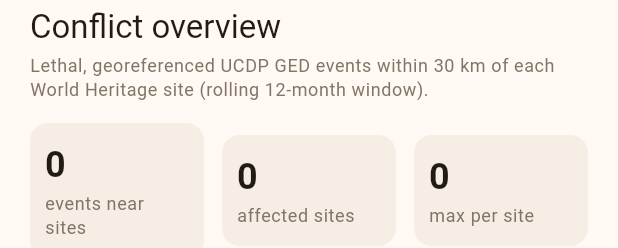
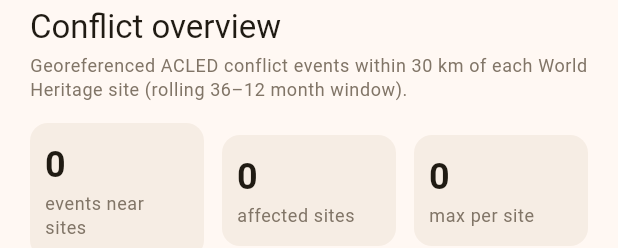
Before and after one commit to sebastianmry/heritage-at-risk, a Flutter app: the ConflictOverviewSheet widget shown alone on an empty page, opened directly with empty values, on a phone screen of 412 x 824 dp. Shown: the top 248 px of the screen. Run offline on Flutter 3.47's test engine with Material 3 defaults, Android fonts, the phone set to English and light mode, and no system bars; our stand-ins replace flutter_riverpod, geolocator; missing offline and left inert: maplibre_gl.

Commit message:
Konflikt-Quelle auf ACLED umstellen, Events jahrweise einfaerben
Pipeline (Python):
- ingest_acled.py: Felder um sub_event_type, civilian_targeting,
  geo_precision, location, admin1, notes, source erweitert
- process.py/export.py/export_events.py von UCDP GED auf ACLED umgestellt
- export_events.py: schlanke Properties (year/sub_event_type/deaths/
  civilian_targeting), Koordinaten gerundet -> Asset 22MB auf 8MB

App (Dart):
- Konflikt-Punkte jahrweise eingefaerbt (sequenzielle Rot-Rampe,
  AppColors.eventYear2023/24/25), Legende um Jahres-Farbskala ergaenzt
- alle UCDP-GED-/lethal-Labels auf ACLED korrigiert
- Asset/Variable ucdp_events -> conflict_events umbenannt

Co-Authored-By: Claude Opus 4.8 <noreply@anthropic.com>

```diff
--- a/app/lib/map/conflict_overview_sheet.dart
+++ b/app/lib/map/conflict_overview_sheet.dart
@@ -18,7 +18,7 @@ class ConflictSiteTally {
 }
 
 /// Bottom sheet that summarises the conflict component: the total number of
-/// georeferenced UCDP events near heritage sites and the per-site breakdown,
+/// georeferenced ACLED events near heritage sites and the per-site breakdown,
 /// sorted by event count. Read-only; the data comes from the scored sites.
 class ConflictOverviewSheet extends StatelessWidget {
   const ConflictOverviewSheet({
@@ -52,8 +52,8 @@ class ConflictOverviewSheet extends StatelessWidget {
             Text('Conflict overview', style: theme.textTheme.titleLarge),
             const SizedBox(height: 4),
             Text(
-              'Lethal, georeferenced UCDP GED events within 30 km of each '
-              'World Heritage site (rolling 12-month window).',
+              'Georeferenced ACLED conflict events within 30 km of each '
+              'World Heritage site (rolling 36–12 month window).',
               style: theme.textTheme.bodySmall?.copyWith(
                 color: theme.colorScheme.outline,
               ),
--- a/app/lib/map/info_sheet.dart
+++ b/app/lib/map/info_sheet.dart
@@ -43,7 +43,7 @@ class InfoSheet extends StatelessWidget {
             const SizedBox(height: 8),
             const _MetaRow('In-danger status', 'UNESCO World Heritage Centre', '×3'),
             const _MetaRow('Travel advisory', 'German Federal Foreign Office', '×3'),
-            const _MetaRow('Conflict', 'UCDP GED, within 30 km', '×3'),
+            const _MetaRow('Conflict', 'ACLED, within 30 km', '×3'),
             const _MetaRow('Natural hazard', 'ThinkHazard! (World Bank), quake/flood', '×1'),
             const SizedBox(height: 12),
 
@@ -65,13 +65,14 @@ class InfoSheet extends StatelessWidget {
                 'Public laser scans / photogrammetry (CyArk, Sketchfab)'),
             const _LayerRow(Color(0xFFD85A30), 'Conflict radius',
                 'The 30 km area scored around each site'),
-            const _LayerRow(Color(0xFFB2182B), 'Conflict events',
-                'UCDP GED: verified lethal events (≥1 death)'),
+            const _LayerRow(Color(0xFFFB6A4A), 'Conflict events',
+                'ACLED events, coloured by year (2023 light → 2025 dark)'),
             const SizedBox(height: 12),
 
             _SectionTitle('Data & licence'),
             Text(
-              'Conflict window: the most recent 12 months (rolling). Sources are '
+              'Conflict window: a rolling 36–12 months back (ACLED Research tier '
+              'provides georeferenced events up to 12 months ago). Sources are '
               'used under their own licences; this is a derived artefact for an '
               'academic project (BHT Berlin). The score is indicative, not an '
               'official risk assessment.',
--- a/app/lib/map/map_screen.dart
+++ b/app/lib/map/map_screen.dart
@@ -25,7 +25,7 @@ enum MapMode {
   /// Threat score per site plus heritage context (Pleiades, density, 3D).
   threat,
 
-  /// Only the conflict data: UCDP events and the 30 km radius.
+  /// Only the conflict data: ACLED events and the 30 km radius.
   conflict,
 }
 
@@ -62,8 +62,8 @@ class _MapScreenState extends State<MapScreen> {
   static const String _models3dLayer = 'models3d-circles';
   static const String _radiusSource = 'conflict-radius';
   static const String _radiusLayer = 'conflict-radius-line';
-  static const String _eventsSource = 'ucdp-events';
-  static const String _eventsLayer = 'ucdp-events-circles';
+  static const String _eventsSource = 'conflict-events';
+  static const String _eventsLayer = 'conflict-events-circles';
 
   MapLibreMapController? _controller;
 
@@ -113,13 +113,13 @@ class _MapScreenState extends State<MapScreen> {
     );
     _models3dGeojson ??= await _loadGeojson('assets/data/heritage_3d.geojson');
     _radiusGeojson ??= await _loadGeojson('assets/data/conflict_radius.geojson');
-    _eventsGeojson ??= await _loadGeojson('assets/data/ucdp_events.geojson');
+    _eventsGeojson ??= await _loadGeojson('assets/data/conflict_events.geojson');
     final features = (_sitesGeojson!['features'] as List?) ?? const [];
     final count = features.length;
     final inDanger = features
         .where((f) => (f as Map)['properties']?['in_danger'] == true)
         .length;
-    // Conflict overview tallies: total georeferenced UCDP events near sites and
+    // Conflict overview tallies: total georeferenced ACLED events near sites and
     // how many sites have at least one event in their radius.
     final totalEvents = ((_eventsGeojson?['features'] as List?) ?? const []).length;
     final conflictSites = features
@@ -234,7 +234,7 @@ class _MapScreenState extends State<MapScreen> {
     );
 
     // Conflict-evaluation radius per site (below the markers): dashed outlines of
-    // the geographic circle in which the conflict component counts UCDP events.
+    // the geographic circle in which the conflict component counts ACLED events.
     // Off by default; a transparency overlay the user can toggle on.
     await controller.addGeoJsonSource(_radiusSource, _radiusGeojson!);
     await controller.addLineLayer(
@@ -290,17 +290,28 @@ class _MapScreenState extends State<MapScreen> {
       enableInteraction: false,
     );
 
-    // UCDP conflict events as bold crimson dots. Added AFTER the site markers so
-    // in the conflict view they sit ABOVE the (plain) sites — the conflict data
-    // is the hero there. Larger and more opaque at low zoom so the pattern reads
-    // in the overview. Off by default in threat view, non-interactive (taps
-    // belong to the sites).
+    // ACLED conflict events as bold dots, coloured by event year (sequential red
+    // ramp, newer = more intense; see AppColors.eventYear*). Added AFTER the site
+    // markers so in the conflict view they sit ABOVE the (plain) sites — the
+    // conflict data is the hero there. Larger and more opaque at low zoom so the
+    // pattern reads in the overview. Off by default in threat view,
+    // non-interactive (taps belong to the sites).
     await controller.addGeoJsonSource(_eventsSource, _eventsGeojson!);
     await controller.addCircleLayer(
       _eventsSource,
       _eventsLayer,
       const CircleLayerProperties(
-        circleColor: '#D7191C',
+        circleColor: [
+          'match',
+          ['get', 'year'],
+          2023,
+          AppColors.eventYear2023Hex,
+          2024,
+          AppColors.eventYear2024Hex,
+          2025,
+          AppColors.eventYear2025Hex,
+          AppColors.eventYearOtherHex,
+        ],
         circleRadius: [
           'interpolate',
           ['linear'],
@@ -313,7 +324,7 @@ class _MapScreenState extends State<MapScreen> {
           8.0,
         ],
         circleOpacity: 0.88,
-        circleStrokeColor: '#7F0E1E',
+        circleStrokeColor: AppColors.eventStrokeHex,
         circleStrokeWidth: 0.9,
       ),
       enableInteraction: false,
@@ -890,7 +901,7 @@ class _ContextPanel extends StatelessWidget {
             ),
             const SizedBox(height: 4),
             Text(
-              'Conflict data: UCDP GED (Uppsala)',
+              'Conflict data: ACLED (acleddata.com)',
               style: theme.textTheme.labelSmall?.copyWith(
                 color: theme.colorScheme.outline,
               ),
@@ -959,8 +970,8 @@ class _ConflictInfoPanel extends StatelessWidget {
   Widget build(BuildContext context) {
     final theme = Theme.of(context);
     final tally = eventCount > 0
-        ? '$eventCount lethal events (UCDP) near $siteCount sites, 30 km.'
-        : 'Lethal conflict events (UCDP), within 30 km of each site.';
+        ? '$eventCount conflict events (ACLED) near $siteCount sites, 30 km.'
+        : 'Conflict events (ACLED), within 30 km of each site.';
     return Card(
       elevation: 3,
       color: theme.colorScheme.surface.withValues(alpha: 0.94),
--- a/app/lib/map/site_detail_sheet.dart
+++ b/app/lib/map/site_detail_sheet.dart
@@ -129,7 +129,7 @@ class SiteDetailSheet extends StatelessWidget {
               Divider(color: theme.colorScheme.outlineVariant, height: 1),
               const SizedBox(height: 10),
               Text(
-                'Sources: UNESCO WHC · German Federal Foreign Office · UCDP GED (Uppsala) · ThinkHazard! (World Bank)',
+                'Sources: UNESCO WHC · German Federal Foreign Office · ACLED · ThinkHazard! (World Bank)',
                 style: theme.textTheme.bodySmall?.copyWith(
                   color: theme.colorScheme.outline,
                 ),
--- a/app/lib/theme.dart
+++ b/app/lib/theme.dart
@@ -32,6 +32,20 @@ class AppColors {
 
   // Pleiades context, deliberately outside the threat ramp (indigo).
   static const Color pleiades = Color(0xFF5B4FC4);
+
+  // Sequential single-hue red ramp for the ACLED conflict events, keyed on the
+  // event year so the layer reads "recent activity is hotter" (newer = more
+  // intense). ColorBrewer Reds (3 of the 5-class); colourblind-safe and distinct
+  // from the diverging threat ramp. Exposed as Color (legend swatch) and Hex
+  // (MapLibre paint). Years outside this set fall back to eventYearOtherHex.
+  static const Color eventYear2023 = Color(0xFFFCAE91);
+  static const Color eventYear2024 = Color(0xFFFB6A4A);
+  static const Color eventYear2025 = Color(0xFFA50F15);
+  static const String eventYear2023Hex = '#FCAE91';
+  static const String eventYear2024Hex = '#FB6A4A';
+  static const String eventYear2025Hex = '#A50F15';
+  static const String eventYearOtherHex = '#D7191C';
+  static const String eventStrokeHex = '#7F0E1E';
 
   // Warm tint for the basemap buildings (ember logic per theme, from the map
   // prototype). Exposed as Color (legend swatch) and Hex (MapLibre paint).
--- a/app/pubspec.yaml
+++ b/app/pubspec.yaml
@@ -76,7 +76,7 @@ flutter:
     - assets/data/pleiades.geojson
     - assets/data/building_density.geojson
     - assets/data/heritage_3d.geojson
-    - assets/data/ucdp_events.geojson
+    - assets/data/conflict_events.geojson
 
   # An image asset can refer to one or more resolution-specific "variants", see
   # https://flutter.dev/to/resolution-aware-images
```
Also changed, not shown: app/lib/map/threat_legend.dart (+49 -1 lines), 10 other files.
